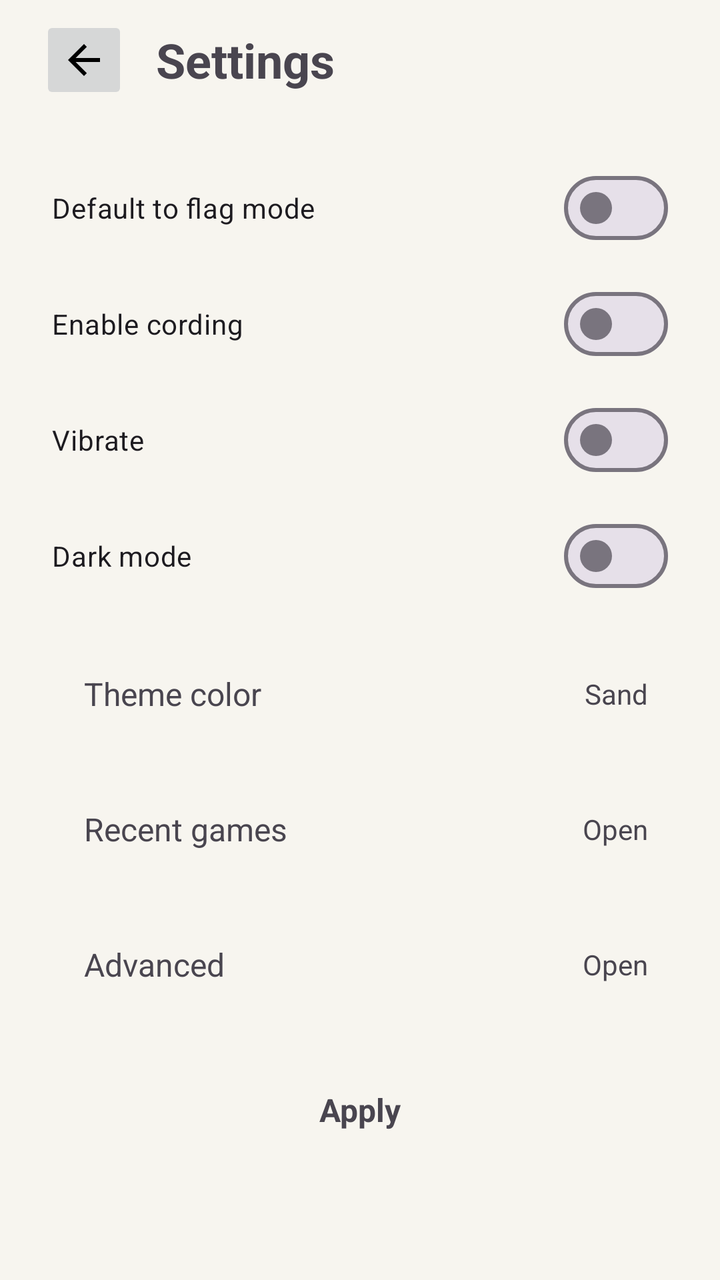
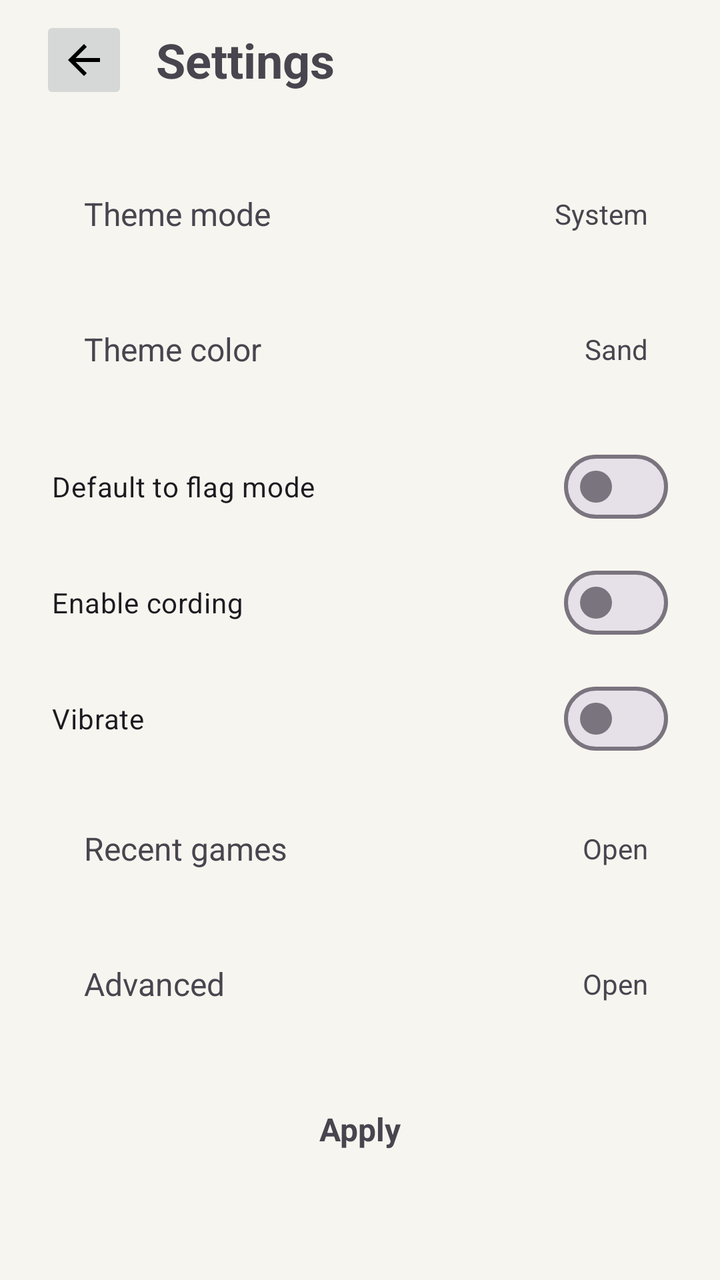

An Android layout rendered at two revisions. The XML below is the earlier revision; the diff shows what the commit changed to produce the second picture.
<!-- AndroidManifest.xml: application theme Theme.Minesweeper -->
<!-- res/layout/activity_settings.xml -->
<?xml version="1.0" encoding="utf-8"?>
<LinearLayout xmlns:android="http://schemas.android.com/apk/res/android"
    android:layout_width="match_parent"
    android:layout_height="match_parent"
    android:orientation="vertical">

    <LinearLayout
        android:id="@+id/topBar"
        android:layout_width="match_parent"
        android:layout_height="wrap_content"
        android:gravity="center_vertical"
        android:orientation="horizontal"
        android:paddingStart="20dp"
        android:paddingTop="8dp"
        android:paddingEnd="20dp"
        android:paddingBottom="8dp">

        <ImageButton
            android:id="@+id/backButton"
            android:layout_width="44dp"
            android:layout_height="44dp"
            android:src="@drawable/ic_arrow_back_material" />

        <TextView
            android:id="@+id/titleText"
            android:layout_width="0dp"
            android:layout_height="wrap_content"
            android:layout_marginStart="14dp"
            android:layout_weight="1"
            android:text="@string/settings"
            android:textSize="24sp"
            android:textStyle="bold" />
    </LinearLayout>

    <ScrollView
        android:layout_width="match_parent"
        android:layout_height="0dp"
        android:layout_weight="1">

        <LinearLayout
            android:id="@+id/content"
            android:layout_width="match_parent"
            android:layout_height="wrap_content"
            android:orientation="vertical"
            android:padding="20dp">

            <com.google.android.material.materialswitch.MaterialSwitch
                android:id="@+id/flagModeDefault"
                android:layout_width="match_parent"
                android:layout_height="wrap_content"
                android:paddingStart="6dp"
                android:paddingEnd="6dp"
                android:switchPadding="14dp"
                android:text="@string/flag_mode_default" />

            <com.google.android.material.materialswitch.MaterialSwitch
                android:id="@+id/enableCording"
                android:layout_width="match_parent"
                android:layout_height="wrap_content"
                android:layout_marginTop="10dp"
                android:paddingStart="6dp"
                android:paddingEnd="6dp"
                android:switchPadding="14dp"
                android:text="@string/enable_cording" />

            <com.google.android.material.materialswitch.MaterialSwitch
                android:id="@+id/vibrateEnabled"
                android:layout_width="match_parent"
                android:layout_height="wrap_content"
                android:layout_marginTop="10dp"
                android:paddingStart="6dp"
                android:paddingEnd="6dp"
                android:switchPadding="14dp"
                android:text="@string/vibrate_enabled" />

            <com.google.android.material.materialswitch.MaterialSwitch
                android:id="@+id/darkTheme"
                android:layout_width="match_parent"
                android:layout_height="wrap_content"
                android:layout_marginTop="10dp"
                android:paddingStart="6dp"
                android:paddingEnd="6dp"
                android:switchPadding="14dp"
                android:text="@string/dark_theme" />

            <LinearLayout
                android:id="@+id/themeRow"
                android:layout_width="match_parent"
                android:layout_height="wrap_content"
                android:layout_marginTop="18dp"
                android:gravity="center_vertical"
                android:orientation="horizontal"
                android:paddingStart="22dp"
                android:paddingTop="16dp"
                android:paddingEnd="16dp"
                android:paddingBottom="16dp">

                <TextView
                    android:id="@+id/themeLabel"
                    android:layout_width="0dp"
                    android:layout_height="wrap_content"
                    android:layout_weight="1"
                    android:text="@string/theme_color"
                    android:textSize="16sp" />

                <TextView
                    android:id="@+id/themeValue"
                    android:layout_width="wrap_content"
                    android:layout_height="wrap_content"
                    android:text="Sand"
                    android:textSize="14sp" />
            </LinearLayout>

            <LinearLayout
                android:id="@+id/recentGamesRow"
                android:layout_width="match_parent"
                android:layout_height="wrap_content"
                android:layout_marginTop="14dp"
                android:gravity="center_vertical"
                android:orientation="horizontal"
                android:paddingStart="22dp"
                android:paddingTop="16dp"
                android:paddingEnd="16dp"
                android:paddingBottom="16dp">

                <TextView
                    android:id="@+id/recentGamesText"
                    android:layout_width="0dp"
                    android:layout_height="wrap_content"
                    android:layout_weight="1"
                    android:text="@string/recent_games"
                    android:textSize="16sp" />

                <TextView
                    android:id="@+id/recentGamesValue"
                    android:layout_width="wrap_content"
                    android:layout_height="wrap_content"
                    android:text="@string/open"
                    android:textSize="14sp" />
            </LinearLayout>

            <LinearLayout
                android:id="@+id/advancedRow"
                android:layout_width="match_parent"
                android:layout_height="wrap_content"
                android:layout_marginTop="14dp"
                android:gravity="center_vertical"
                android:orientation="horizontal"
                android:paddingStart="22dp"
                android:paddingTop="16dp"
                android:paddingEnd="16dp"
                android:paddingBottom="16dp">

                <TextView
                    android:id="@+id/advancedText"
                    android:layout_width="0dp"
                    android:layout_height="wrap_content"
                    android:layout_weight="1"
                    android:text="@string/advanced"
                    android:textSize="16sp" />

                <TextView
                    android:id="@+id/advancedValue"
                    android:layout_width="wrap_content"
                    android:layout_height="wrap_content"
                    android:text="@string/open"
                    android:textSize="14sp" />
            </LinearLayout>

            <TextView
                android:id="@+id/applyButton"
                android:layout_width="match_parent"
                android:layout_height="52dp"
                android:layout_marginTop="20dp"
                android:gravity="center"
                android:text="@string/apply"
                android:textSize="16sp"
                android:textStyle="bold" />
        </LinearLayout>
    </ScrollView>

</LinearLayout>
<!-- resources referenced by this layout -->
<resources>
  <!-- drawable ic_arrow_back_material (drawable) -->
  <?xml version="1.0" encoding="utf-8"?>
  <vector xmlns:android="http://schemas.android.com/apk/res/android"
      android:width="24dp"
      android:height="24dp"
      android:viewportWidth="24"
      android:viewportHeight="24">
      <path
          android:fillColor="#FF000000"
          android:pathData="M20,11H7.83l5.59,-5.59L12,4l-8,8l8,8l1.41,-1.41L7.83,13H20z" />
  </vector>
  <string name="advanced">Advanced</string>
  <string name="apply">Apply</string>
  <string name="dark_theme">Dark mode</string>
  <string name="enable_cording">Enable cording</string>
  <string name="flag_mode_default">Default to flag mode</string>
  <string name="open">Open</string>
  <string name="recent_games">Recent games</string>
  <string name="settings">Settings</string>
  <string name="theme_color">Theme color</string>
  <string name="vibrate_enabled">Vibrate</string>
  <style name="Theme.Minesweeper" parent="Theme.Material3.Light.NoActionBar">
          <item name="android:windowBackground">@color/app_background</item>
          <item name="android:statusBarColor">@color/app_background</item>
          <item name="android:navigationBarColor">@color/app_background</item>
          <item name="android:windowLightStatusBar">true</item>
          <item name="android:windowLightNavigationBar">true</item>
          <item name="android:fontFamily">sans-serif</item>
          <item name="colorPrimary">@color/accent</item>
          <item name="colorSurface">@color/panel</item>
          <item name="android:windowAnimationStyle">@null</item>
          <item name="materialAlertDialogTheme">@style/Minesweeper.Dialog</item>
      </style>
  <color name="app_background">#F7F5EF</color>
  <color name="accent">#7CA7C7</color>
  <color name="panel">#EFEBE2</color>
  <style name="Minesweeper.Dialog" parent="ThemeOverlay.Material3.MaterialAlertDialog">
          <item name="backgroundTint">@color/panel</item>
      </style>
</resources>

<!-- the commit's change to res/layout/activity_settings.xml (unified diff, before → after) -->
@@ -44,10 +44,66 @@
             android:orientation="vertical"
             android:padding="20dp">
 
+            <LinearLayout
+                android:id="@+id/themeModeRow"
+                android:layout_width="match_parent"
+                android:layout_height="wrap_content"
+                android:gravity="center_vertical"
+                android:orientation="horizontal"
+                android:paddingStart="22dp"
+                android:paddingTop="16dp"
+                android:paddingEnd="16dp"
+                android:paddingBottom="16dp">
+
+                <TextView
+                    android:id="@+id/themeModeLabel"
+                    android:layout_width="0dp"
+                    android:layout_height="wrap_content"
+                    android:layout_weight="1"
+                    android:text="@string/theme_mode"
+                    android:textSize="16sp" />
+
+                <TextView
+                    android:id="@+id/themeModeValue"
+                    android:layout_width="wrap_content"
+                    android:layout_height="wrap_content"
+                    android:text="@string/theme_mode_system"
+                    android:textSize="14sp" />
+            </LinearLayout>
+
+            <LinearLayout
+                android:id="@+id/themeRow"
+                android:layout_width="match_parent"
+                android:layout_height="wrap_content"
+                android:layout_marginTop="14dp"
+                android:gravity="center_vertical"
+                android:orientation="horizontal"
+                android:paddingStart="22dp"
+                android:paddingTop="16dp"
+                android:paddingEnd="16dp"
+                android:paddingBottom="16dp">
+
+                <TextView
+                    android:id="@+id/themeLabel"
+                    android:layout_width="0dp"
+                    android:layout_height="wrap_content"
+                    android:layout_weight="1"
+                    android:text="@string/theme_color"
+                    android:textSize="16sp" />
+
+                <TextView
+                    android:id="@+id/themeValue"
+                    android:layout_width="wrap_content"
+                    android:layout_height="wrap_content"
+                    android:text="Sand"
+                    android:textSize="14sp" />
+            </LinearLayout>
+
             <com.google.android.material.materialswitch.MaterialSwitch
                 android:id="@+id/flagModeDefault"
                 android:layout_width="match_parent"
                 android:layout_height="wrap_content"
+                android:layout_marginTop="18dp"
                 android:paddingStart="6dp"
                 android:paddingEnd="6dp"
                 android:switchPadding="14dp"
@@ -72,44 +128,6 @@
                 android:paddingEnd="6dp"
                 android:switchPadding="14dp"
                 android:text="@string/vibrate_enabled" />
-
-            <com.google.android.material.materialswitch.MaterialSwitch
-                android:id="@+id/darkTheme"
-                android:layout_width="match_parent"
-                android:layout_height="wrap_content"
-                android:layout_marginTop="10dp"
-                android:paddingStart="6dp"
-                android:paddingEnd="6dp"
-                android:switchPadding="14dp"
-                android:text="@string/dark_theme" />
-
-            <LinearLayout
-                android:id="@+id/themeRow"
-                android:layout_width="match_parent"
-                android:layout_height="wrap_content"
-                android:layout_marginTop="18dp"
-                android:gravity="center_vertical"
-                android:orientation="horizontal"
-                android:paddingStart="22dp"
-                android:paddingTop="16dp"
-                android:paddingEnd="16dp"
-                android:paddingBottom="16dp">
-
-                <TextView
-                    android:id="@+id/themeLabel"
-                    android:layout_width="0dp"
-                    android:layout_height="wrap_content"
-                    android:layout_weight="1"
-                    android:text="@string/theme_color"
-                    android:textSize="16sp" />
-
-                <TextView
-                    android:id="@+id/themeValue"
-                    android:layout_width="wrap_content"
-                    android:layout_height="wrap_content"
-                    android:text="Sand"
-                    android:textSize="14sp" />
-            </LinearLayout>
 
             <LinearLayout
                 android:id="@+id/recentGamesRow"
<!-- resource entries referenced after the edit -->
@@ -13,13 +13,14 @@
   </vector>
   <string name="advanced">Advanced</string>
   <string name="apply">Apply</string>
-  <string name="dark_theme">Dark mode</string>
   <string name="enable_cording">Enable cording</string>
   <string name="flag_mode_default">Default to flag mode</string>
   <string name="open">Open</string>
   <string name="recent_games">Recent games</string>
   <string name="settings">Settings</string>
   <string name="theme_color">Theme color</string>
+  <string name="theme_mode">Theme mode</string>
+  <string name="theme_mode_system">System</string>
   <string name="vibrate_enabled">Vibrate</string>
   <style name="Theme.Minesweeper" parent="Theme.Material3.Light.NoActionBar">
           <item name="android:windowBackground">@color/app_background</item>
